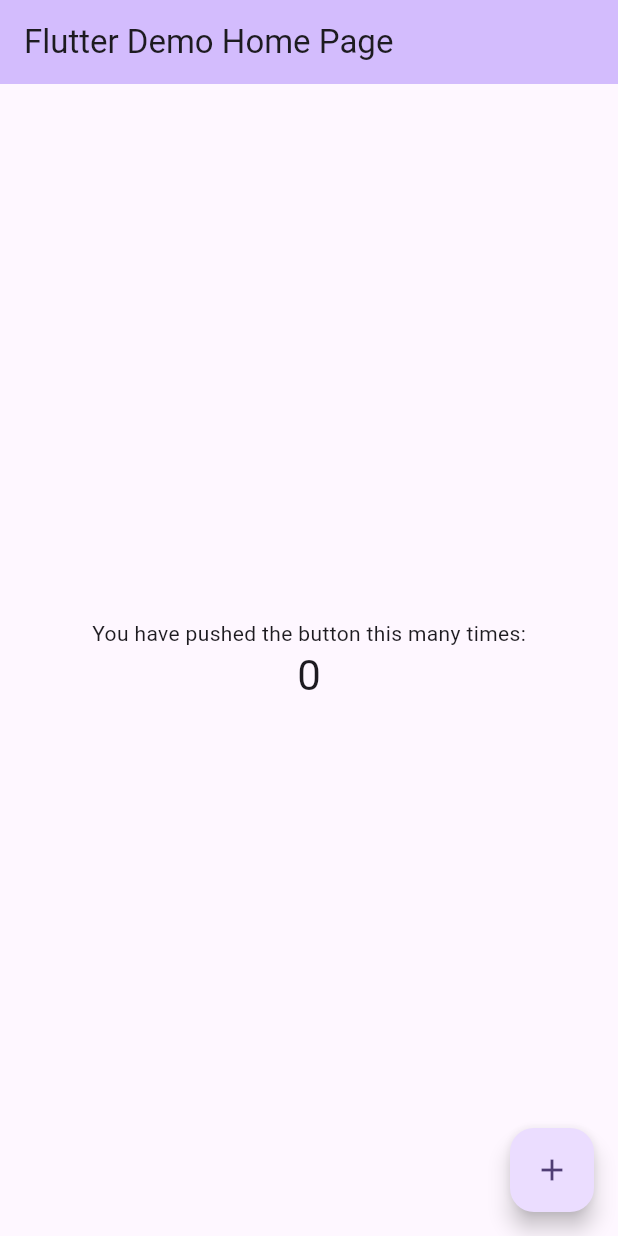
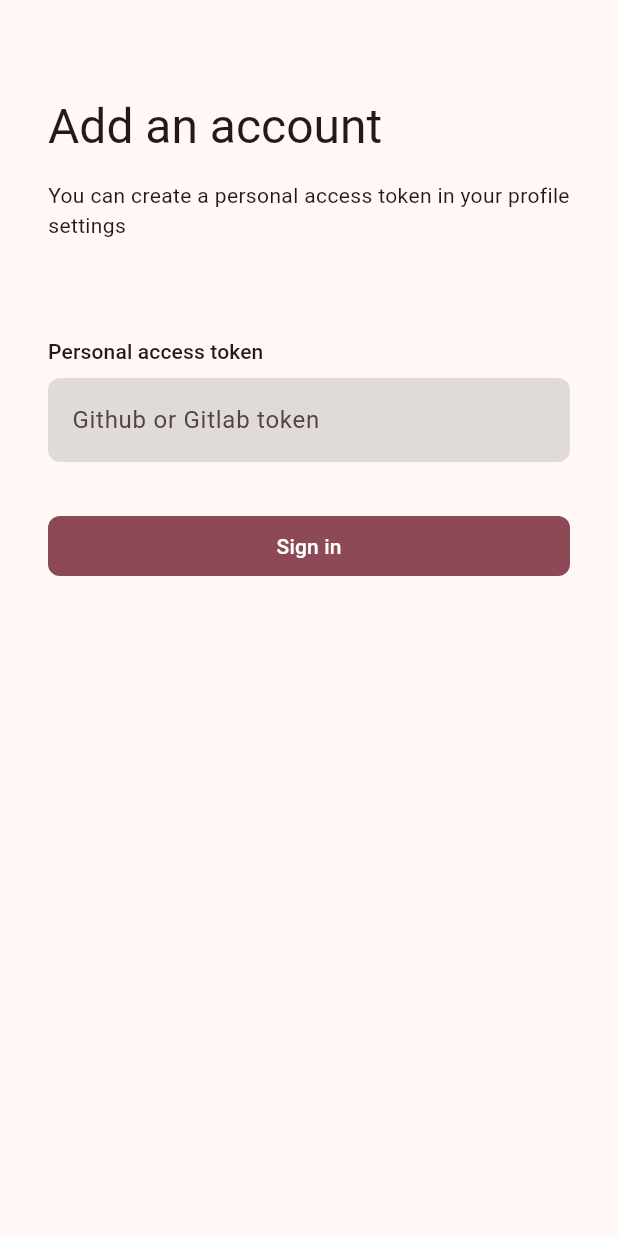
Before and after one commit to itmarck/gitspace, a Flutter app: the screen it shows after launch, on a phone screen of 412 x 824 dp. Run offline on Flutter 3.47's test engine with Material 3 defaults, Android fonts, the phone set to English and light mode, and no system bars.

Commit message:
Add account page structure

```diff
--- a/lib/main.dart
+++ b/lib/main.dart
@@ -7,119 +7,89 @@
 class MyApp extends StatelessWidget {
   const MyApp({super.key});
 
-  // This widget is the root of your application.
   @override
   Widget build(BuildContext context) {
     return MaterialApp(
-      title: 'Flutter Demo',
+      title: 'Gitspace',
       theme: ThemeData(
-        // This is the theme of your application.
-        //
-        // TRY THIS: Try running your application with "flutter run". You'll see
-        // the application has a purple toolbar. Then, without quitting the app,
-        // try changing the seedColor in the colorScheme below to Colors.green
-        // and then invoke "hot reload" (save your changes or press the "hot
-        // reload" button in a Flutter-supported IDE, or press "r" if you used
-        // the command line to start the app).
-        //
-        // Notice that the counter didn't reset back to zero; the application
-        // state is not lost during the reload. To reset the state, use hot
-        // restart instead.
-        //
-        // This works for code too, not just values: Most code changes can be
-        // tested with just a hot reload.
-        colorScheme: ColorScheme.fromSeed(seedColor: Colors.deepPurple),
+        colorScheme: ColorScheme.fromSeed(seedColor: Colors.pink),
         useMaterial3: true,
       ),
-      home: const MyHomePage(title: 'Flutter Demo Home Page'),
+      home: const AddAccountPage(),
     );
   }
 }
 
-class MyHomePage extends StatefulWidget {
-  const MyHomePage({super.key, required this.title});
-
-  // This widget is the home page of your application. It is stateful, meaning
-  // that it has a State object (defined below) that contains fields that affect
-  // how it looks.
-
-  // This class is the configuration for the state. It holds the values (in this
-  // case the title) provided by the parent (in this case the App widget) and
-  // used by the build method of the State. Fields in a Widget subclass are
-  // always marked "final".
-
-  final String title;
-
-  @override
-  State<MyHomePage> createState() => _MyHomePageState();
-}
-
-class _MyHomePageState extends State<MyHomePage> {
-  int _counter = 0;
-
-  void _incrementCounter() {
-    setState(() {
-      // This call to setState tells the Flutter framework that something has
-      // changed in this State, which causes it to rerun the build method below
-      // so that the display can reflect the updated values. If we changed
-      // _counter without calling setState(), then the build method would not be
-      // called again, and so nothing would appear to happen.
-      _counter++;
-    });
-  }
+class AddAccountPage extends StatelessWidget {
+  const AddAccountPage({super.key});
 
   @override
   Widget build(BuildContext context) {
-    // This method is rerun every time setState is called, for instance as done
-    // by the _incrementCounter method above.
-    //
-    // The Flutter framework has been optimized to make rerunning build methods
-    // fast, so that you can just rebuild anything that needs updating rather
-    // than having to individually change instances of widgets.
     return Scaffold(
-      appBar: AppBar(
-        // TRY THIS: Try changing the color here to a specific color (to
-        // Colors.amber, perhaps?) and trigger a hot reload to see the AppBar
-        // change color while the other colors stay the same.
-        backgroundColor: Theme.of(context).colorScheme.inversePrimary,
-        // Here we take the value from the MyHomePage object that was created by
-        // the App.build method, and use it to set our appbar title.
-        title: Text(widget.title),
-      ),
-      body: Center(
-        // Center is a layout widget. It takes a single child and positions it
-        // in the middle of the parent.
+      body: SafeArea(
         child: Column(
-          // Column is also a layout widget. It takes a list of children and
-          // arranges them vertically. By default, it sizes itself to fit its
-          // children horizontally, and tries to be as tall as its parent.
-          //
-          // Column has various properties to control how it sizes itself and
-          // how it positions its children. Here we use mainAxisAlignment to
-          // center the children vertically; the main axis here is the vertical
-          // axis because Columns are vertical (the cross axis would be
-          // horizontal).
-          //
-          // TRY THIS: Invoke "debug painting" (choose the "Toggle Debug Paint"
-          // action in the IDE, or press "p" in the console), to see the
-          // wireframe for each widget.
-          mainAxisAlignment: MainAxisAlignment.center,
-          children: <Widget>[
-            const Text(
-              'You have pushed the button this many times:',
+          crossAxisAlignment: CrossAxisAlignment.stretch,
+          children: [
+            const SizedBox(height: 64.0),
+            Padding(
+              padding: const EdgeInsets.symmetric(horizontal: 32.0),
+              child: Text(
+                'Add an account',
+                style: Theme.of(context).textTheme.headlineLarge,
+              ),
             ),
-            Text(
-              '$_counter',
-              style: Theme.of(context).textTheme.headlineMedium,
+            const SizedBox(height: 16.0),
+            const Padding(
+              padding: EdgeInsets.symmetric(horizontal: 32.0),
+              child: Text(
+                'You can create a personal access token in your profile settings',
+              ),
             ),
+            const SizedBox(height: 64.0),
+            Padding(
+              padding: const EdgeInsets.symmetric(horizontal: 32.0),
+              child: Text(
+                'Personal access token',
+                style: Theme.of(context).textTheme.labelLarge,
+              ),
+            ),
+            const SizedBox(height: 8.0),
+            Padding(
+              padding: const EdgeInsets.symmetric(horizontal: 32.0),
+              child: Container(
+                decoration: const BoxDecoration(
+                  color: Colors.black12,
+                  borderRadius: BorderRadius.all(Radius.circular(8.0)),
+                ),
+                child: const TextField(
+                  decoration: InputDecoration(
+                    border: InputBorder.none,
+                    contentPadding: EdgeInsets.all(16.0),
+                    hintText: 'Github or Gitlab token',
+                  ),
+                ),
+              ),
+            ),
+            const SizedBox(height: 32.0),
+            Padding(
+              padding: const EdgeInsets.symmetric(horizontal: 32.0),
+              child: FilledButton(
+                onPressed: () => {},
+                style: ButtonStyle(
+                  shape: MaterialStateProperty.all<RoundedRectangleBorder>(
+                    const RoundedRectangleBorder(
+                      borderRadius: BorderRadius.all(
+                        Radius.circular(8.0),
+                      ),
+                    ),
+                  ),
+                ),
+                child: const Text('Sign in'),
+              ),
+            )
           ],
         ),
       ),
-      floatingActionButton: FloatingActionButton(
-        onPressed: _incrementCounter,
-        tooltip: 'Increment',
-        child: const Icon(Icons.add),
-      ), // This trailing comma makes auto-formatting nicer for build methods.
     );
   }
 }
```
